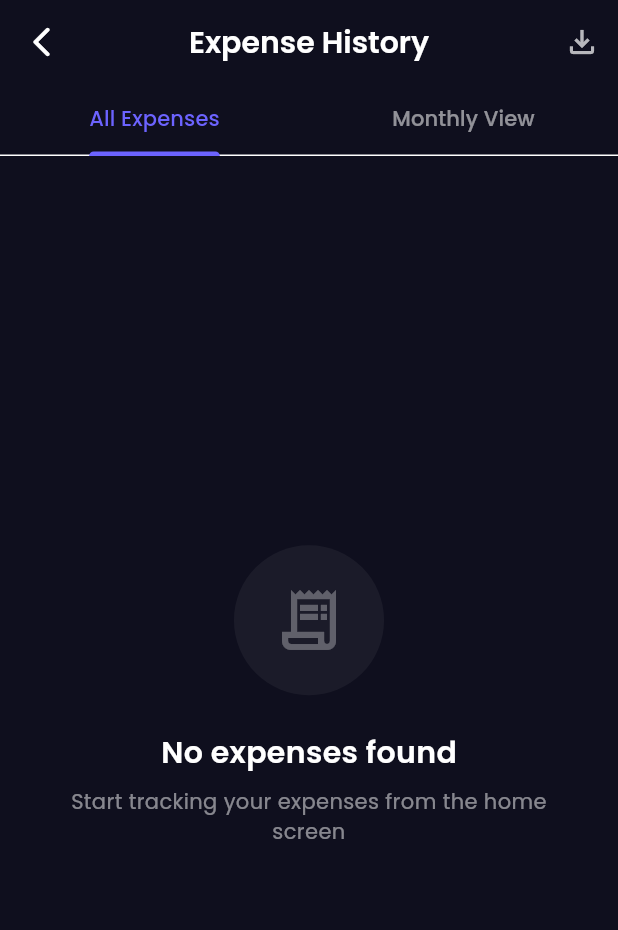
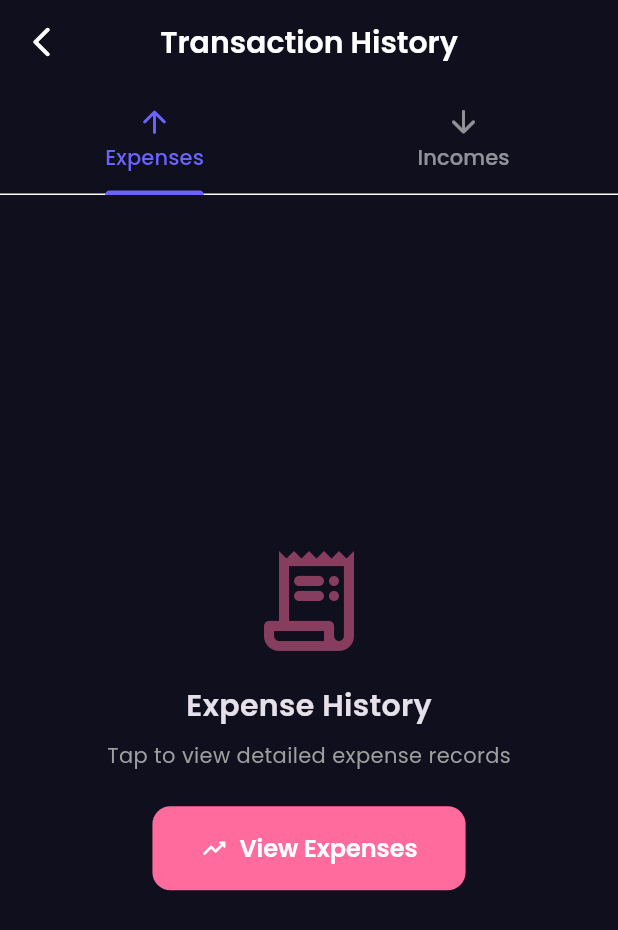
Before and after one commit to ishfak07/Income-Outcome-flutter-app, a Flutter app: the HomeDashboard screen opened by its route, item 2 of the bottom bar chosen, on a phone screen of 412 x 824 dp. Shown: the top 930 px of the screen. Run offline on Flutter 3.47's test engine with Material 3 defaults, Android fonts, the phone set to English and light mode, and no system bars; drawn by our look-alikes of flutter_animate; our stand-ins replace cloud_firestore, csv, firebase_auth, firebase_core, firebase_storage, fl_chart and 7 more; accounts and stored records are empty; statements that could not run were skipped.

Commit message:
Add Transaction History screen and update routing; change default currency to Sri Lankan Rupees

```diff
--- a/lib/main.dart
+++ b/lib/main.dart
@@ -22,6 +22,7 @@ import 'screens/expense_history_screen.dart';
 import 'screens/add_income_screen.dart';
 import 'screens/edit_income_screen.dart';
 import 'screens/income_history_screen.dart';
+import 'screens/transaction_history_screen.dart';
 import 'screens/profile_screen.dart';
 import 'screens/edit_profile_screen.dart';
 import 'screens/statistics_screen.dart';
@@ -105,7 +106,7 @@ class RumiIshiApp extends StatelessWidget {
               AppConstants.homeRoute: (_) => const HomeDashboard(),
               AppConstants.addExpenseRoute: (_) => const AddExpenseScreen(),
               AppConstants.editExpenseRoute: (_) => const EditExpenseScreen(),
-              AppConstants.historyRoute: (_) => const ExpenseHistoryScreen(),
+              AppConstants.historyRoute: (_) => const TransactionHistoryScreen(),
               AppConstants.addIncomeRoute: (_) => const AddIncomeScreen(),
               AppConstants.editIncomeRoute: (_) => const EditIncomeScreen(),
               AppConstants.incomeHistoryRoute: (_) =>
@@ -140,7 +141,7 @@ class RumiIshiApp extends StatelessWidget {
                 AppConstants.homeRoute: const HomeDashboard(),
                 AppConstants.addExpenseRoute: const AddExpenseScreen(),
                 AppConstants.editExpenseRoute: const EditExpenseScreen(),
-                AppConstants.historyRoute: const ExpenseHistoryScreen(),
+                AppConstants.historyRoute: const TransactionHistoryScreen(),
                 AppConstants.addIncomeRoute: const AddIncomeScreen(),
                 AppConstants.editIncomeRoute: const EditIncomeScreen(),
                 AppConstants.incomeHistoryRoute: const IncomeHistoryScreen(),
--- /dev/null
+++ b/lib/screens/transaction_history_screen.dart
@@ -0,0 +1,189 @@
+import 'package:flutter/material.dart';
+import 'package:flutter_animate/flutter_animate.dart';
+import '../utils/app_theme.dart';
+import 'expense_history_screen.dart';
+import 'income_history_screen.dart';
+
+/// TransactionHistoryScreen - Combined view for both expense and income history
+/// with tab navigation between the two.
+class TransactionHistoryScreen extends StatefulWidget {
+  const TransactionHistoryScreen({super.key});
+
+  @override
+  State<TransactionHistoryScreen> createState() =>
+      _TransactionHistoryScreenState();
+}
+
+class _TransactionHistoryScreenState extends State<TransactionHistoryScreen>
+    with SingleTickerProviderStateMixin {
+  late TabController _tabController;
+
+  @override
+  void initState() {
+    super.initState();
+    _tabController = TabController(length: 2, vsync: this);
+  }
+
+  @override
+  void dispose() {
+    _tabController.dispose();
+    super.dispose();
+  }
+
+  @override
+  Widget build(BuildContext context) {
+    final isDark = Theme.of(context).brightness == Brightness.dark;
+
+    return Scaffold(
+      appBar: AppBar(
+        title: const Text('Transaction History'),
+        leading: IconButton(
+          icon: const Icon(Icons.arrow_back_ios_rounded),
+          onPressed: () => Navigator.pop(context),
+        ),
+        bottom: TabBar(
+          controller: _tabController,
+          indicatorColor: AppTheme.primaryColor,
+          labelColor: AppTheme.primaryColor,
+          unselectedLabelColor:
+              isDark ? Colors.white54 : const Color(0xFF94A3B8),
+          tabs: const [
+            Tab(
+              icon: Icon(Icons.arrow_upward_rounded),
+              text: 'Expenses',
+            ),
+            Tab(
+              icon: Icon(Icons.arrow_downward_rounded),
+              text: 'Incomes',
+            ),
+          ],
+        ),
+      ),
+      body: TabBarView(
+        controller: _tabController,
+        children: const [
+          _ExpenseHistoryTab(),
+          _IncomeHistoryTab(),
+        ],
+      ),
+    );
+  }
+}
+
+/// Wrapper widget for ExpenseHistoryScreen content
+class _ExpenseHistoryTab extends StatelessWidget {
+  const _ExpenseHistoryTab();
+
+  @override
+  Widget build(BuildContext context) {
+    // Navigate to the full expense history screen
+    return Center(
+      child: Column(
+        mainAxisAlignment: MainAxisAlignment.center,
+        children: [
+          Icon(
+            Icons.receipt_long_rounded,
+            size: 80,
+            color: AppTheme.accentPink.withOpacity(0.5),
+          ),
+          const SizedBox(height: 16),
+          const Text(
+            'Expense History',
+            style: TextStyle(
+              fontSize: 20,
+              fontWeight: FontWeight.w600,
+            ),
+          ),
+          const SizedBox(height: 8),
+          const Text(
+            'Tap to view detailed expense records',
+            style: TextStyle(
+              fontSize: 14,
+              color: Colors.grey,
+            ),
+          ),
+          const SizedBox(height: 24),
+          ElevatedButton.icon(
+            onPressed: () {
+              Navigator.push(
+                context,
+                MaterialPageRoute(
+                  builder: (context) => const ExpenseHistoryScreen(),
+                ),
+              );
+            },
+            icon: const Icon(Icons.trending_up_rounded),
+            label: const Text('View Expenses'),
+            style: ElevatedButton.styleFrom(
+              backgroundColor: AppTheme.accentPink,
+              foregroundColor: Colors.white,
+              padding: const EdgeInsets.symmetric(horizontal: 32, vertical: 16),
+              shape: RoundedRectangleBorder(
+                borderRadius: BorderRadius.circular(12),
+              ),
+            ),
+          ),
+        ],
+      ),
+    );
+  }
+}
+
+/// Wrapper widget for IncomeHistoryScreen content
+class _IncomeHistoryTab extends StatelessWidget {
+  const _IncomeHistoryTab();
+
+  @override
+  Widget build(BuildContext context) {
+    // Navigate to the full income history screen
+    return Center(
+      child: Column(
+        mainAxisAlignment: MainAxisAlignment.center,
+        children: [
+          Icon(
+            Icons.attach_money_rounded,
+            size: 80,
+            color: AppTheme.accentGreen.withOpacity(0.5),
+          ),
+          const SizedBox(height: 16),
+          const Text(
+            'Income History',
+            style: TextStyle(
+              fontSize: 20,
+              fontWeight: FontWeight.w600,
+            ),
+          ),
+          const SizedBox(height: 8),
+          const Text(
+            'Tap to view detailed income records',
+            style: TextStyle(
+              fontSize: 14,
+              color: Colors.grey,
+            ),
+          ),
+          const SizedBox(height: 24),
+          ElevatedButton.icon(
+            onPressed: () {
+              Navigator.push(
+                context,
+                MaterialPageRoute(
+                  builder: (context) => const IncomeHistoryScreen(),
+                ),
+              );
+            },
+            icon: const Icon(Icons.trending_down_rounded),
+            label: const Text('View Incomes'),
+            style: ElevatedButton.styleFrom(
+              backgroundColor: AppTheme.accentGreen,
+              foregroundColor: Colors.white,
+              padding: const EdgeInsets.symmetric(horizontal: 32, vertical: 16),
+              shape: RoundedRectangleBorder(
+                borderRadius: BorderRadius.circular(12),
+              ),
+            ),
+          ),
+        ],
+      ),
+    );
+  }
+}
--- a/lib/utils/constants.dart
+++ b/lib/utils/constants.dart
@@ -36,8 +36,8 @@ class AppConstants {
   static const String incomesCollection = 'incomes';
   static const String savingsGoalsCollection = 'savings_goals';
 
-  // Currency
-  static const String currencySymbol = '\$';
+  // Currency (Default: Sri Lankan Rupees)
+  static const String currencySymbol = 'Rs';
 
   // Animation durations
   static const Duration shortAnimation = Duration(milliseconds: 200);
--- a/lib/utils/currency_helper.dart
+++ b/lib/utils/currency_helper.dart
@@ -22,13 +22,13 @@ class CurrencyInfo {
 class CurrencyHelper {
   CurrencyHelper._();
 
-  /// Default currency info (United States).
+  /// Default currency info (Sri Lanka).
   static const CurrencyInfo defaultCurrency = CurrencyInfo(
-    countryCode: 'US',
-    countryName: 'United States',
-    currencyCode: 'USD',
-    currencySymbol: '\$',
-    flag: '🇺🇸',
+    countryCode: 'LK',
+    countryName: 'Sri Lanka',
+    currencyCode: 'LKR',
+    currencySymbol: 'Rs',
+    flag: '🇱🇰',
   );
 
   /// Complete list of countries with their currencies.
```
